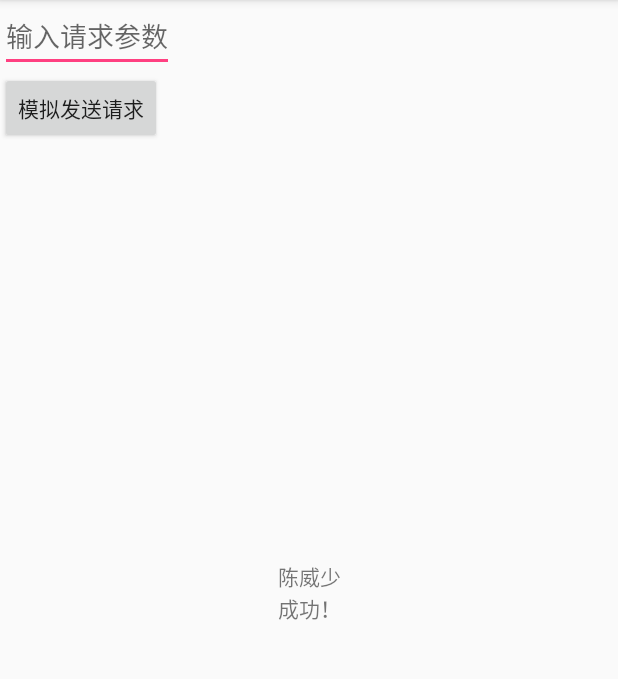
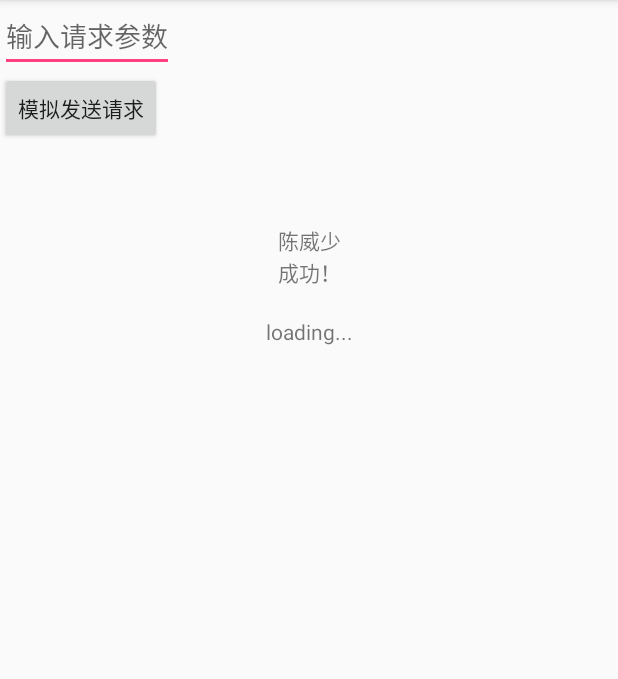
Before and after one commit to yushiwo/ArchitectureComponentsDemo, an Android app: the screen it shows after launch (MainActivity), after a tap on "模拟发送请求", on a phone screen of 412 x 824 dp, the part 84-763 px from its top. Run offline under Robolectric (Android 15) with nearby library versions, the phone set to English and light mode, and no system bars; our stand-ins replace Room's generated code; libraries missing offline, so code that uses them is left out: android.arch.persistence.

Commit message:
@dev 增加多接口请求

```diff
--- a/app/src/main/java/com/example/netease/architecturecomponentsdemo/aacbase/viewmodel/AbViewModel.java
+++ b/app/src/main/java/com/example/netease/architecturecomponentsdemo/aacbase/viewmodel/AbViewModel.java
@@ -19,17 +19,20 @@ public abstract class AbViewModel extends ViewModel {
     public final MutableLiveData<String> stateInput = new MutableLiveData();
 
     public final LiveData<State> state =
-            Transformations.switchMap(stateInput, (String input) -> {
-                return repository.getState();
-            });
+            Transformations.switchMap(stateInput, (String input) -> repository.getState());
 
     public AbViewModel(IRepository repository) {
         this.repository = repository;
     }
 
+    /**
+     * 若需要使用默认的state，需要在调用请求的地方调用如下方法
+     */
+    public void observeState() {
+        stateInput.setValue(null);
+    }
 
     public LiveData<State> getState() {
-        stateInput.setValue(null);
         return state;
     }
 
--- a/app/src/main/java/com/example/netease/architecturecomponentsdemo/demo/activity/MainActivity.java
+++ b/app/src/main/java/com/example/netease/architecturecomponentsdemo/demo/activity/MainActivity.java
@@ -12,6 +12,7 @@ import android.widget.TextView;
 
 import com.example.netease.architecturecomponentsdemo.R;
 import com.example.netease.architecturecomponentsdemo.demo.datasource.impl.UserDataSourceImpl;
+import com.example.netease.architecturecomponentsdemo.demo.model.Product;
 import com.example.netease.architecturecomponentsdemo.demo.model.dto.State;
 import com.example.netease.architecturecomponentsdemo.demo.repository.UserRepository;
 import com.example.netease.architecturecomponentsdemo.demo.viewmodel.UserViewModel;
@@ -19,8 +20,10 @@ import com.example.netease.architecturecomponentsdemo.demo.db.entity.User;
 
 public class MainActivity extends AppCompatActivity {
 
-    private TextView mResultTextView;
+    private TextView mUserTextView;
+    private TextView mProductTextView;
     private TextView mStateTextView;
+    private TextView mProductStateTextView;
     private EditText editText;
     private Button button;
     private UserViewModel userViewModel;
@@ -37,8 +40,10 @@ public class MainActivity extends AppCompatActivity {
     }
 
     private void initView() {
-        mResultTextView = (TextView) findViewById(R.id.tv_result);
+        mUserTextView = (TextView) findViewById(R.id.tv_user);
+        mProductTextView = (TextView) findViewById(R.id.tv_product);
         mStateTextView = (TextView) findViewById(R.id.tv_state);
+        mProductStateTextView = (TextView) findViewById(R.id.tv_product_state);
         editText = (EditText) findViewById(R.id.et);
         button = (Button) findViewById(R.id.btn);
     }
@@ -48,7 +53,8 @@ public class MainActivity extends AppCompatActivity {
             @Override
             public void onClick(View v) {
                 String inputStr = editText.getText().toString();
-                userViewModel.loadUserData(inputStr);
+                userViewModel.requestUser(inputStr);
+                userViewModel.requestProduct();
             }
         });
     }
@@ -56,14 +62,22 @@ public class MainActivity extends AppCompatActivity {
     private void observeDataChange() {
         UserViewModel.Factory factory = new UserViewModel.Factory( UserRepository.getInstance(UserDataSourceImpl.getInstance()));
         userViewModel = ViewModelProviders.of(this, factory).get(UserViewModel.class);
-        userViewModel.getUserLiveData().observe(this, new Observer<User>() {
+        userViewModel.getUser().observe(this, new Observer<User>() {
             @Override
             public void onChanged(@Nullable User user) {
                 if (user != null) {
-                    mResultTextView.setText(user.getLastName() + user.getName());
+                    mUserTextView.setText(user.getLastName() + user.getName());
                 }
             }
         });
+
+        userViewModel.getProduct().observe(this, new Observer<Product>() {
+            @Override
+            public void onChanged(@Nullable Product product) {
+                mProductTextView.setText(String.valueOf(product.getWeight()));
+            }
+        });
+
         userViewModel.getState().observe(this, new Observer<State>() {
             @Override
             public void onChanged(@Nullable State state) {
@@ -76,5 +90,12 @@ public class MainActivity extends AppCompatActivity {
                 }
             }
         });
+
+        userViewModel.getProductState().observe(this, new Observer<State>() {
+            @Override
+            public void onChanged(@Nullable State state) {
+                mProductStateTextView.setText(state.getMessage());
+            }
+        });
     }
 }
--- a/app/src/main/java/com/example/netease/architecturecomponentsdemo/demo/datasource/UserDataSource.java
+++ b/app/src/main/java/com/example/netease/architecturecomponentsdemo/demo/datasource/UserDataSource.java
@@ -5,6 +5,7 @@ import android.arch.lifecycle.LiveData;
 import com.example.netease.architecturecomponentsdemo.aacbase.datasource.AbDataSource;
 import com.example.netease.architecturecomponentsdemo.aacbase.datasource.IDataSource;
 import com.example.netease.architecturecomponentsdemo.demo.db.entity.User;
+import com.example.netease.architecturecomponentsdemo.demo.model.Product;
 import com.example.netease.architecturecomponentsdemo.demo.model.dto.State;
 
 /**
@@ -13,4 +14,7 @@ import com.example.netease.architecturecomponentsdemo.demo.model.dto.State;
 
 public interface UserDataSource extends IDataSource {
     LiveData<User> getUserLiveData(String address);
+    LiveData<Product> getProductLiveData();
+
+    LiveData<State> getProductState();
 }
--- a/app/src/main/java/com/example/netease/architecturecomponentsdemo/demo/datasource/impl/UserDataSourceImpl.java
+++ b/app/src/main/java/com/example/netease/architecturecomponentsdemo/demo/datasource/impl/UserDataSourceImpl.java
@@ -4,10 +4,14 @@ import android.arch.lifecycle.LiveData;
 import android.arch.lifecycle.MutableLiveData;
 
 import com.example.netease.architecturecomponentsdemo.aacbase.datasource.AbDataSource;
+import com.example.netease.architecturecomponentsdemo.app.AppExecutors;
 import com.example.netease.architecturecomponentsdemo.demo.db.UserDatabaseManager;
 import com.example.netease.architecturecomponentsdemo.demo.db.entity.User;
 import com.example.netease.architecturecomponentsdemo.demo.datasource.UserDataSource;
+import com.example.netease.architecturecomponentsdemo.demo.model.Product;
+import com.example.netease.architecturecomponentsdemo.demo.model.dto.ProductDto;
 import com.example.netease.architecturecomponentsdemo.demo.model.dto.State;
+import com.example.netease.architecturecomponentsdemo.demo.model.impl.ProductImpl;
 import com.example.netease.architecturecomponentsdemo.demo.util.ExecutorServiceManager;
 
 import java.util.concurrent.TimeUnit;
@@ -32,6 +36,8 @@ public class UserDataSourceImpl extends AbDataSource implements UserDataSource {
     }
 
     MutableLiveData<User> data = new MutableLiveData<>();
+    MutableLiveData<Product> productMutableLiveData = new MutableLiveData<>();
+    MutableLiveData<State> productState = new MutableLiveData<>();
 
     @Override
     public LiveData<User> getUserLiveData(String address) {
@@ -115,4 +121,38 @@ public class UserDataSourceImpl extends AbDataSource implements UserDataSource {
         return data;
     }
 
+    @Override
+    public LiveData<Product> getProductLiveData() {
+        State s = new State();
+        s.setStatus("");
+        s.setMessage("loading...");
+        productState.postValue(s);
+
+        AppExecutors.getInstance().networkIO().execute(new Runnable() {
+            @Override
+            public void run() {
+                try {
+                    Thread.sleep(5000);
+                } catch (InterruptedException e) {
+                    e.printStackTrace();
+                }
+                int index = (int) (Math.random() * 10);
+                Product product = new ProductImpl("产品" , index);
+                State s = new State();
+
+                s.setStatus("");
+                s.setMessage(String.valueOf(index));
+
+                productState.postValue(s);
+                productMutableLiveData.postValue(product);
+            }
+        });
+        return productMutableLiveData;
+    }
+
+    @Override
+    public LiveData<State> getProductState() {
+        return productState;
+    }
+
 }
--- /dev/null
+++ b/app/src/main/java/com/example/netease/architecturecomponentsdemo/demo/model/Product.java
@@ -0,0 +1,10 @@
+package com.example.netease.architecturecomponentsdemo.demo.model;
+
+/**
+ * Created by hzzhengrui on 17/11/21.
+ */
+
+public interface Product {
+    String getName();
+    float getWeight();
+}
--- /dev/null
+++ b/app/src/main/java/com/example/netease/architecturecomponentsdemo/demo/model/dto/ProductDto.java
@@ -0,0 +1,28 @@
+package com.example.netease.architecturecomponentsdemo.demo.model.dto;
+
+import com.example.netease.architecturecomponentsdemo.demo.model.Product;
+
+/**
+ * Created by hzzhengrui on 17/11/21.
+ */
+
+public class ProductDto {
+    private boolean error;
+    private Product product;
+
+    public boolean isError() {
+        return error;
+    }
+
+    public void setError(boolean error) {
+        this.error = error;
+    }
+
+    public Product getProduct() {
+        return product;
+    }
+
+    public void setProduct(Product product) {
+        this.product = product;
+    }
+}
--- /dev/null
+++ b/app/src/main/java/com/example/netease/architecturecomponentsdemo/demo/model/impl/ProductImpl.java
@@ -0,0 +1,37 @@
+package com.example.netease.architecturecomponentsdemo.demo.model.impl;
+
+import com.example.netease.architecturecomponentsdemo.demo.model.Product;
+import com.example.netease.architecturecomponentsdemo.demo.model.dto.ProductDto;
+
+/**
+ * Created by hzzhengrui on 17/11/21.
+ */
+
+public class ProductImpl implements Product {
+    private String name;
+    private float weight;
+
+    public ProductImpl(String name, float weight) {
+        this.name = name;
+        this.weight = weight;
+    }
+
+    public ProductImpl(ProductDto productDto) {
+        if (productDto == null) {
+            return;
+        }
+
+        this.name = productDto.getProduct().getName();
+        this.weight = productDto.getProduct().getWeight();
+    }
+
+    @Override
+    public String getName() {
+        return name;
+    }
+
+    @Override
+    public float getWeight() {
+        return weight;
+    }
+}
--- a/app/src/main/java/com/example/netease/architecturecomponentsdemo/demo/repository/UserRepository.java
+++ b/app/src/main/java/com/example/netease/architecturecomponentsdemo/demo/repository/UserRepository.java
@@ -6,6 +6,7 @@ import android.support.annotation.NonNull;
 import com.example.netease.architecturecomponentsdemo.aacbase.repository.IRepository;
 import com.example.netease.architecturecomponentsdemo.demo.db.entity.User;
 import com.example.netease.architecturecomponentsdemo.demo.datasource.UserDataSource;
+import com.example.netease.architecturecomponentsdemo.demo.model.Product;
 import com.example.netease.architecturecomponentsdemo.demo.model.dto.State;
 
 /**
@@ -36,6 +37,14 @@ public class UserRepository implements IRepository {
         return mUserDataSource.getUserLiveData(address);
     }
 
+    public LiveData<Product> getProductLiveData() {
+        return mUserDataSource.getProductLiveData();
+    }
+
+    public LiveData<State> getProductState() {
+        return mUserDataSource.getProductState();
+    }
+
     @Override
     public LiveData<State> getState() {
         return mUserDataSource.getState();
--- a/app/src/main/java/com/example/netease/architecturecomponentsdemo/demo/viewmodel/UserViewModel.java
+++ b/app/src/main/java/com/example/netease/architecturecomponentsdemo/demo/viewmodel/UserViewModel.java
@@ -1,16 +1,12 @@
 package com.example.netease.architecturecomponentsdemo.demo.viewmodel;
 
-import android.app.Application;
-import android.arch.lifecycle.AndroidViewModel;
 import android.arch.lifecycle.LiveData;
 import android.arch.lifecycle.MutableLiveData;
 import android.arch.lifecycle.Transformations;
 import android.arch.lifecycle.ViewModel;
 import android.arch.lifecycle.ViewModelProvider;
-import android.support.annotation.NonNull;
-
-import com.example.netease.architecturecomponentsdemo.aacbase.repository.IRepository;
 import com.example.netease.architecturecomponentsdemo.aacbase.viewmodel.AbViewModel;
+import com.example.netease.architecturecomponentsdemo.demo.model.Product;
 import com.example.netease.architecturecomponentsdemo.demo.model.dto.State;
 import com.example.netease.architecturecomponentsdemo.demo.repository.UserRepository;
 import com.example.netease.architecturecomponentsdemo.demo.db.entity.User;
@@ -23,27 +19,36 @@ public class UserViewModel extends AbViewModel {
     public UserRepository repository;
 
     public final MutableLiveData<String> addressInput = new MutableLiveData();
+    public final LiveData<User> mUser = Transformations.switchMap(addressInput, (String address) -> repository.getUserLiveData(address));
 
-    public final LiveData<User> mUser =
-            Transformations.switchMap(addressInput, (String address) -> {
-                return repository.getUserLiveData(address);
-            });
+    public final MutableLiveData<String> productInput = new MutableLiveData();
+    public final LiveData<Product> mProduct = Transformations.switchMap(productInput, (String input) -> repository.getProductLiveData());
+    public final LiveData<State> mProductState = Transformations.switchMap(productInput, (String input) -> repository.getProductState());
 
     public UserViewModel(UserRepository repository) {
         super(repository);
         this.repository = repository;
     }
 
-    public LiveData<User> getUserLiveData() {
+    public LiveData<User> getUser() {
         return mUser;
     }
 
-    private void setInput(String address) {
+    public void requestUser(String address) {
         addressInput.setValue(address);
+        observeState();
     }
 
-    public void loadUserData(String address) {
-        setInput(address);
+    public void requestProduct() {
+        productInput.setValue(null);
+    }
+
+    public LiveData<Product> getProduct() {
+        return mProduct;
+    }
+
+    public LiveData<State> getProductState() {
+        return mProductState;
     }
 
     public static class Factory implements ViewModelProvider.Factory {
--- a/app/src/main/res/layout/activity_main.xml
+++ b/app/src/main/res/layout/activity_main.xml
@@ -20,23 +20,42 @@
         />
 
     <TextView
-        android:id="@+id/tv_result"
+        android:id="@+id/tv_user"
         android:layout_width="wrap_content"
         android:layout_height="wrap_content"
-        tools:text="请求结果"
         app:layout_constraintBottom_toBottomOf="parent"
         app:layout_constraintLeft_toLeftOf="parent"
         app:layout_constraintRight_toRightOf="parent"
-        app:layout_constraintTop_toTopOf="parent" />
+        app:layout_constraintTop_toTopOf="parent"
+        app:layout_constraintVertical_bias="0.2"
+        tools:text="请求User" />
 
     <TextView
         android:id="@+id/tv_state"
         android:layout_width="wrap_content"
         android:layout_height="wrap_content"
-        app:layout_constraintTop_toBottomOf="@id/tv_result"
+        app:layout_constraintTop_toBottomOf="@id/tv_user"
         app:layout_constraintLeft_toLeftOf="parent"
         app:layout_constraintRight_toRightOf="parent"
-        tools:text="请求状态"
+        tools:text="User请求状态"
         />
 
+    <TextView
+        android:id="@+id/tv_product"
+        android:layout_width="wrap_content"
+        android:layout_height="wrap_content"
+        app:layout_constraintLeft_toLeftOf="parent"
+        app:layout_constraintRight_toRightOf="parent"
+        app:layout_constraintTop_toBottomOf="@id/tv_state"
+        tools:text="请求Product" />
+
+    <TextView
+        android:id="@+id/tv_product_state"
+        android:layout_width="wrap_content"
+        android:layout_height="wrap_content"
+        app:layout_constraintLeft_toLeftOf="parent"
+        app:layout_constraintRight_toRightOf="parent"
+        app:layout_constraintTop_toBottomOf="@id/tv_product"
+        tools:text="product请求状态" />
+
 </android.support.constraint.ConstraintLayout>
```
